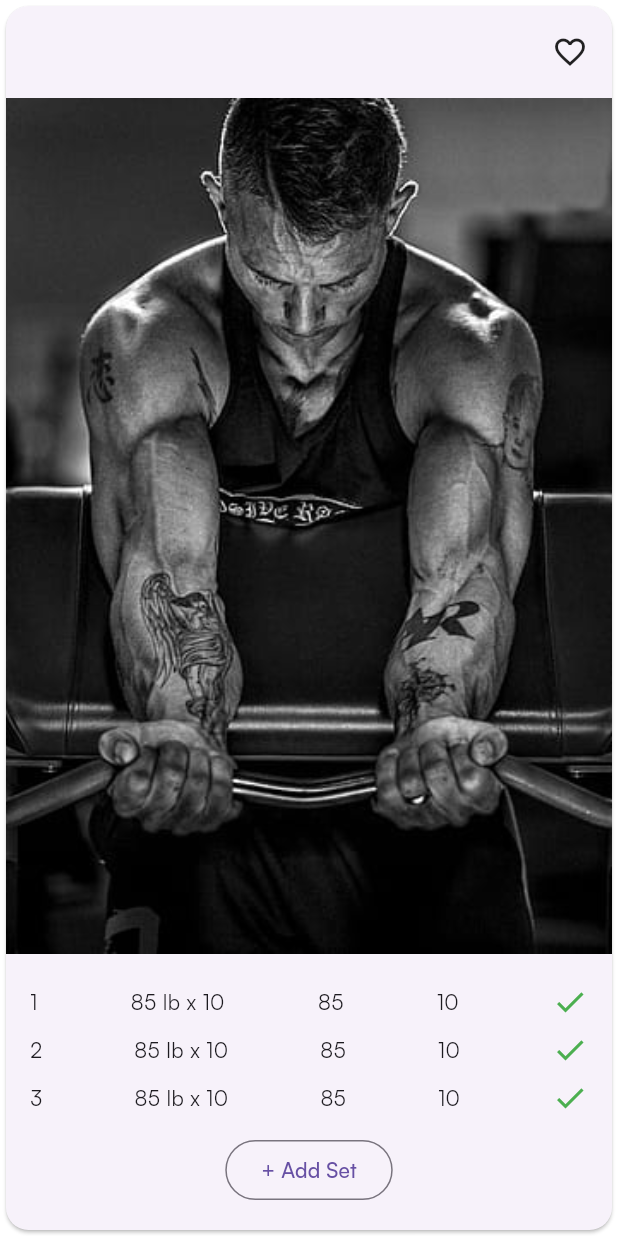
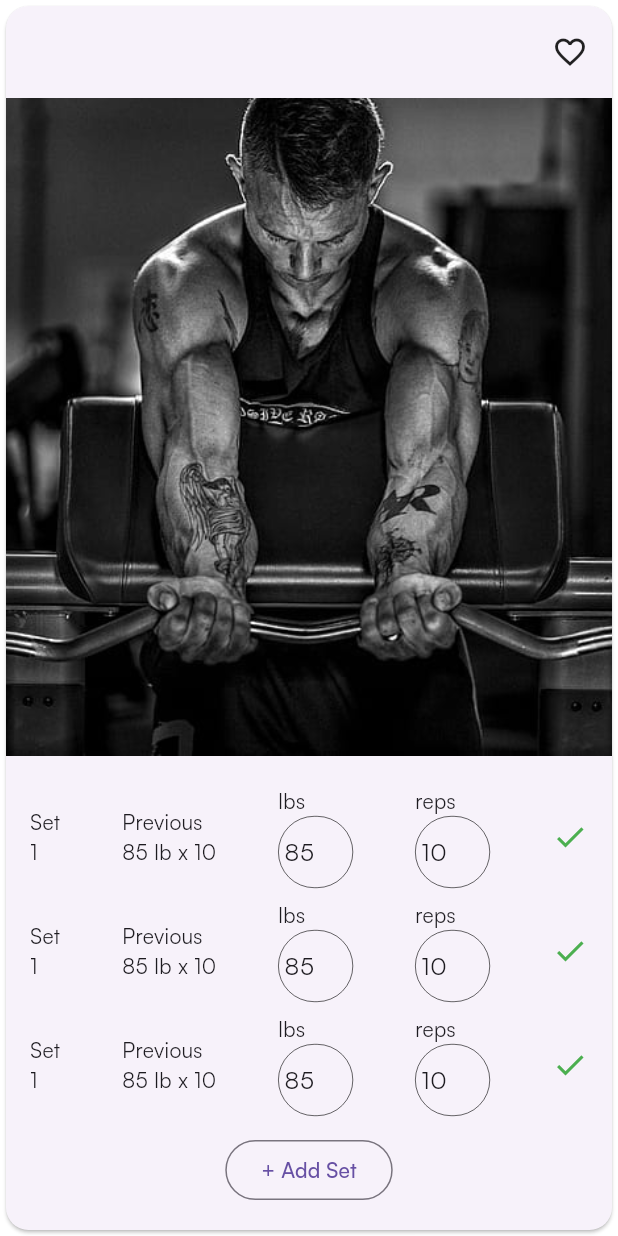
Before and after one commit to ErgiIsmahili/LastSet, a Flutter app: the ExerciseCard widget shown alone on an empty page, opened directly with empty values, on a phone screen of 412 x 824 dp. Run offline on Flutter 3.47's test engine with Material 3 defaults, Android fonts, the phone set to English and light mode, and no system bars; our stand-ins replace dartz, firebase_auth, firebase_core, flutter_bloc, flutter_dotenv, flutter_svg and 3 more; accounts and stored records are empty.

Commit message:
F  - editable weight and rep table

```diff
--- a/lib/presentation/workout/pages/workout.dart
+++ b/lib/presentation/workout/pages/workout.dart
@@ -138,7 +138,7 @@ class _WorkoutPageState extends State<WorkoutPage> {
 class ExerciseCard extends StatelessWidget {
   final Map<String, dynamic> exercise;
 
-  const ExerciseCard({required this.exercise, Key? key}) : super(key: key);
+  const ExerciseCard({required this.exercise, super.key});
 
   @override
   Widget build(BuildContext context) {
@@ -156,7 +156,7 @@ class ExerciseCard extends StatelessWidget {
                   child: Text(
                     exercise['name'],
                     style: const TextStyle(fontSize: 20, fontWeight: FontWeight.bold),
-                    overflow: TextOverflow.ellipsis, // This will truncate the text if it's too long
+                    overflow: TextOverflow.ellipsis,
                   ),
                 ),
                 const Icon(Icons.favorite_border),
@@ -174,20 +174,20 @@ class ExerciseCard extends StatelessWidget {
             padding: const EdgeInsets.all(16.0),
             child: Column(
               children: [
-                const SetInfo(setNumber: 1, weight: 85, reps: 10),
-                const SetInfo(setNumber: 2, weight: 85, reps: 10),
-                const SetInfo(setNumber: 3, weight: 85, reps: 10),
+                const SetInfo(setNumber: 1, previousWeight: 85, previousReps: 10),
+                const SetInfo(setNumber: 1, previousWeight: 85, previousReps: 10),
+                const SetInfo(setNumber: 1, previousWeight: 85, previousReps: 10),
                 const SizedBox(height: 8),
                 OutlinedButton(
                   onPressed: () {
                     // Implement add set logic
                   },
-                  child: const Text('+ Add Set'),
                   style: OutlinedButton.styleFrom(
                     shape: RoundedRectangleBorder(
                       borderRadius: BorderRadius.circular(20),
                     ),
                   ),
+                  child: const Text('+ Add Set'),
                 ),
               ],
             ),
@@ -198,17 +198,39 @@ class ExerciseCard extends StatelessWidget {
   }
 }
 
-class SetInfo extends StatelessWidget {
+class SetInfo extends StatefulWidget {
   final int setNumber;
-  final int weight;
-  final int reps;
+  final int previousWeight;
+  final int previousReps;
 
   const SetInfo({
     required this.setNumber,
-    required this.weight,
-    required this.reps,
+    required this.previousWeight,
+    required this.previousReps,
     Key? key,
   }) : super(key: key);
+
+  @override
+  _SetInfoState createState() => _SetInfoState();
+}
+
+class _SetInfoState extends State<SetInfo> {
+  late TextEditingController _weightController;
+  late TextEditingController _repsController;
+
+  @override
+  void initState() {
+    super.initState();
+    _weightController = TextEditingController(text: widget.previousWeight.toString());
+    _repsController = TextEditingController(text: widget.previousReps.toString());
+  }
+
+  @override
+  void dispose() {
+    _weightController.dispose();
+    _repsController.dispose();
+    super.dispose();
+  }
 
   @override
   Widget build(BuildContext context) {
@@ -217,10 +239,54 @@ class SetInfo extends StatelessWidget {
       child: Row(
         mainAxisAlignment: MainAxisAlignment.spaceBetween,
         children: [
-          Text('$setNumber'),
-          Text('$weight lb x $reps'),
-          Text('$weight'),
-          Text('$reps'),
+          Column(
+            crossAxisAlignment: CrossAxisAlignment.start,
+            children: [
+              const Text('Set'),
+              Text('${widget.setNumber}'),
+            ],
+          ),
+          Column(
+            crossAxisAlignment: CrossAxisAlignment.start,
+            children: [
+              const Text('Previous'),
+              Text('${widget.previousWeight} lb x ${widget.previousReps}'),
+            ],
+          ),
+          Column(
+            crossAxisAlignment: CrossAxisAlignment.start,
+            children: [
+              const Text('lbs'),
+              SizedBox(
+                width: 50,
+                child: TextField(
+                  controller: _weightController,
+                  keyboardType: TextInputType.number,
+                  decoration: const InputDecoration(
+                    border: UnderlineInputBorder(),
+                    contentPadding: EdgeInsets.symmetric(vertical: 5),
+                  ),
+                ),
+              ),
+            ],
+          ),
+          Column(
+            crossAxisAlignment: CrossAxisAlignment.start,
+            children: [
+              const Text('reps'),
+              SizedBox(
+                width: 50,
+                child: TextField(
+                  controller: _repsController,
+                  keyboardType: TextInputType.number,
+                  decoration: const InputDecoration(
+                    border: UnderlineInputBorder(),
+                    contentPadding: EdgeInsets.symmetric(vertical: 5),
+                  ),
+                ),
+              ),
+            ],
+          ),
           const Icon(Icons.check, color: Colors.green),
         ],
       ),
```
